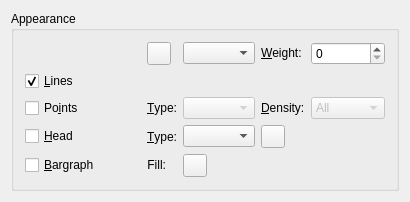
Before: the Qt Designer form src/widgets/curveappearance.ui in Kst-plot/kst, drawn with Qt 5.
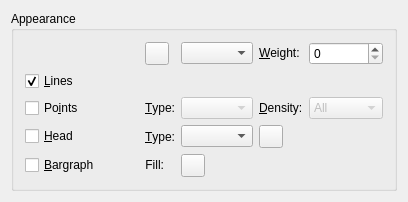
After: the same form once the commit is applied. Custom widgets are drawn as their Qt base class.

```diff
--- a/src/widgets/curveappearance.ui
+++ b/src/widgets/curveappearance.ui
@@ -6,8 +6,8 @@
    <rect>
     <x>0</x>
     <y>0</y>
-    <width>410</width>
-    <height>177</height>
+    <width>408</width>
+    <height>181</height>
    </rect>
   </property>
   <layout class="QGridLayout" name="gridLayout_2">
```
Left out of the diff: 18 changed lines with no effect on the pictures.
